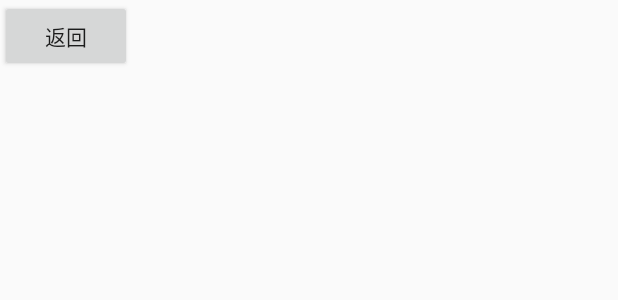
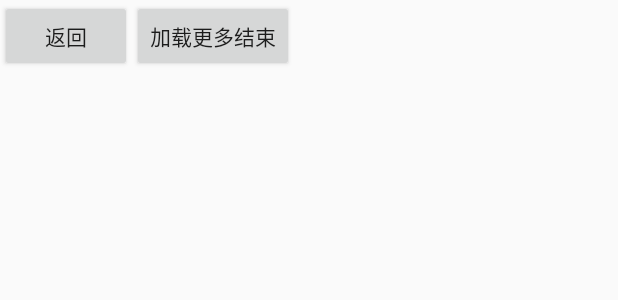
Before and after one commit to CaesarShao/CSBrvahBindingX, an Android app: the layout activity_load_more_line.xml on its own in the app's theme, with its tools: preview values and no code run, on a phone screen of 412 x 824 dp. Shown: the top 300 px of the screen. Run offline under Robolectric (Android 15) with nearby library versions, the phone set to English and light mode, and no system bars.

Commit message:
修复加载更多时,调用加载结束,下拉刷新,不会调用加载更多的bug

```diff
--- a/app/src/main/java/com/caesar/brvahbinding/base/LoadMoreBindingViewModel.java
+++ b/app/src/main/java/com/caesar/brvahbinding/base/LoadMoreBindingViewModel.java
@@ -131,6 +131,8 @@ public abstract class LoadMoreBindingViewModel<B> extends BaseBindingViewModel<B
     @Override
     public void reload() {
         mPage = defaultStart;
+        loadMoreEnd.set(false);
+        loadMoreEnable.set(false);
         super.reload();
     }
 
--- a/app/src/main/java/com/caesar/brvahbinding/loadmore/LoadMoreLineViewModel.java
+++ b/app/src/main/java/com/caesar/brvahbinding/loadmore/LoadMoreLineViewModel.java
@@ -104,4 +104,8 @@ public class LoadMoreLineViewModel extends LoadMoreBindingViewModel<SimpleData>
         return new NormalLineDecoration(30, true);
     }
 
+    public void doOne() {
+        loadMoreEnd.set(false);
+        loadMoreEnd.notifyChange();
+    }
 }
--- a/app/src/main/res/layout/activity_load_more_line.xml
+++ b/app/src/main/res/layout/activity_load_more_line.xml
@@ -17,11 +17,23 @@
         android:orientation="vertical"
         tools:context=".loadmore.LoadMoreLineActivity">
 
-        <Button
-            android:layout_width="wrap_content"
-            android:layout_height="wrap_content"
-            android:onClick="@{vm.onBack}"
-            android:text="返回" />
+        <LinearLayout
+            android:layout_width="match_parent"
+            android:layout_height="wrap_content">
+
+            <Button
+                android:layout_width="wrap_content"
+                android:layout_height="wrap_content"
+                android:onClick="@{vm.onBack}"
+                android:text="返回" />
+
+            <Button
+                android:layout_width="wrap_content"
+                android:layout_height="wrap_content"
+                android:onClick="@{()->vm.doOne()}"
+                android:text="加载更多结束" />
+
+        </LinearLayout>
 
         <androidx.swiperefreshlayout.widget.SwipeRefreshLayout
             android:layout_width="match_parent"
```
Also changed, not shown: csbrvahbinding/src/main/java/com/caesarlib/brvahbinding/CSBindingListChangedCallBack.java (+5 -3 lines).
